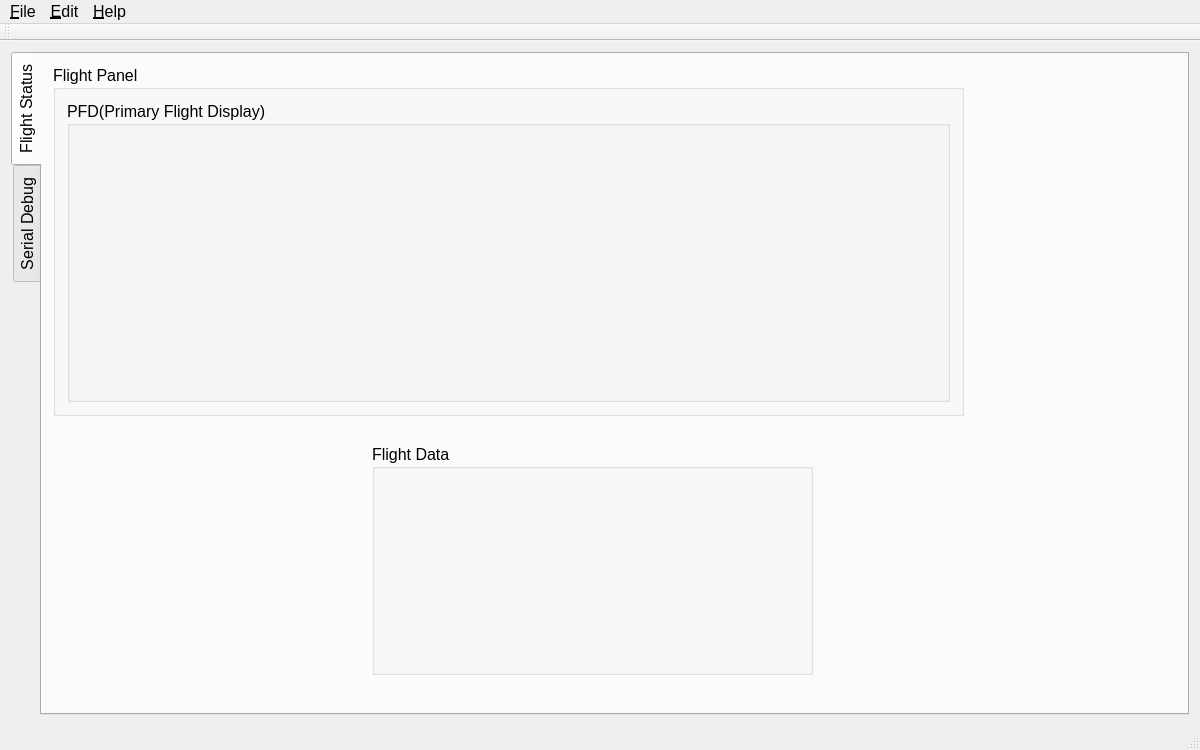
microdynamics-robot-quadcopter/breeze_flight_control_station, file form/flight_control_station.ui: the form before one commit.
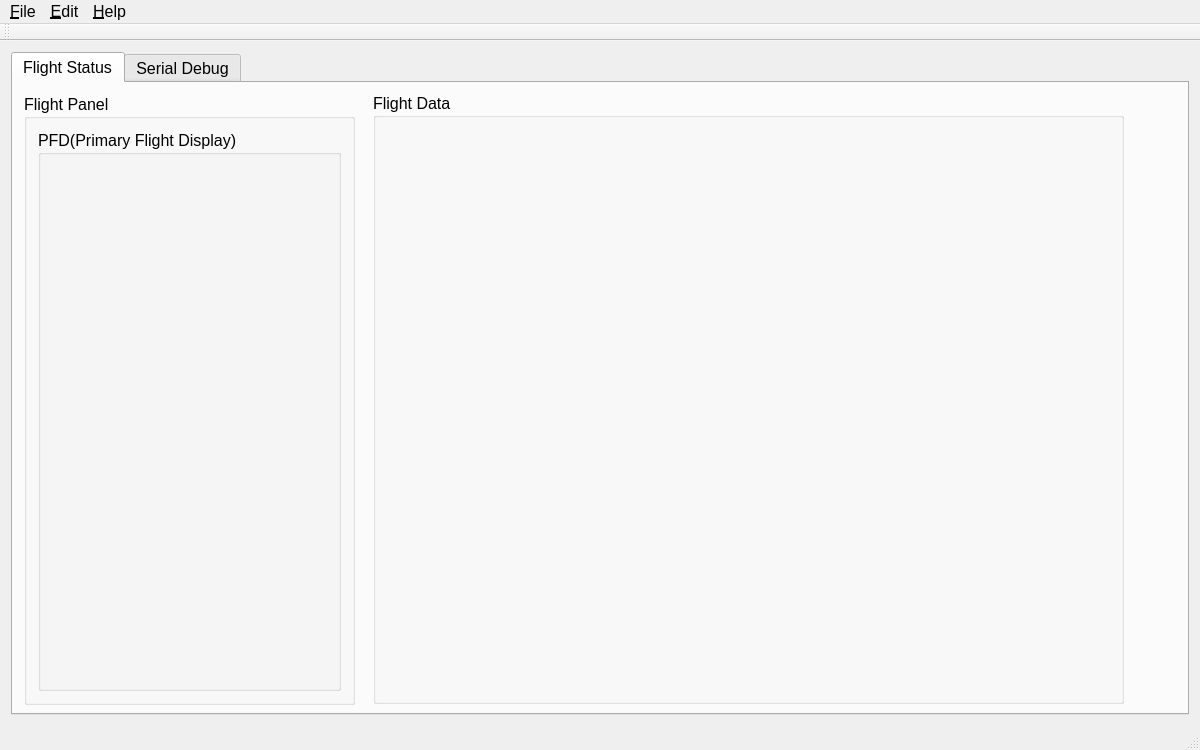
The form after the commit. Custom widgets are drawn as their Qt base class.

```diff
--- a/form/flight_control_station.ui
+++ b/form/flight_control_station.ui
@@ -21,9 +21,9 @@
   <widget class="QWidget" name="central_widget">
    <layout class="QGridLayout" name="grid_layout_central_widget">
     <item row="0" column="0">
-     <widget class="FCSCustomTabWidget" name="tab_widget">
+     <widget class="QTabWidget" name="tab_widget">
       <property name="tabPosition">
-       <enum>QTabWidget::West</enum>
+       <enum>QTabWidget::North</enum>
       </property>
       <property name="currentIndex">
        <number>0</number>
@@ -37,8 +37,8 @@
          <rect>
           <x>11</x>
           <y>11</y>
-          <width>911</width>
-          <height>351</height>
+          <width>331</width>
+          <height>611</height>
          </rect>
         </property>
         <property name="title">
@@ -62,10 +62,10 @@
        <widget class="QGroupBox" name="group_box_flight_data">
         <property name="geometry">
          <rect>
-          <x>330</x>
-          <y>390</y>
-          <width>441</width>
-          <height>231</height>
+          <x>360</x>
+          <y>10</y>
+          <width>751</width>
+          <height>611</height>
          </rect>
         </property>
         <property name="title">
@@ -126,6 +126,7 @@
    <addaction name="menu_edit"/>
    <addaction name="menu_help"/>
   </widget>
+  <widget class="QStatusBar" name="status_bar"/>
   <widget class="QToolBar" name="tool_bar">
    <property name="windowTitle">
     <string>toolBar</string>
@@ -137,7 +138,6 @@
     <bool>false</bool>
    </attribute>
   </widget>
-  <widget class="QStatusBar" name="status_bar"/>
   <action name="action_exit">
    <property name="text">
     <string>E&amp;xit</string>
@@ -154,12 +154,6 @@
  </widget>
  <layoutdefault spacing="6" margin="11"/>
  <customwidgets>
-  <customwidget>
-   <class>FCSCustomTabWidget</class>
-   <extends>QTabWidget</extends>
-   <header>fcs_custom_tab_widget.h</header>
-   <container>1</container>
-  </customwidget>
   <customwidget>
    <class>FCSInstrucmentWidgetPFD</class>
    <extends>QWidget</extends>
```
